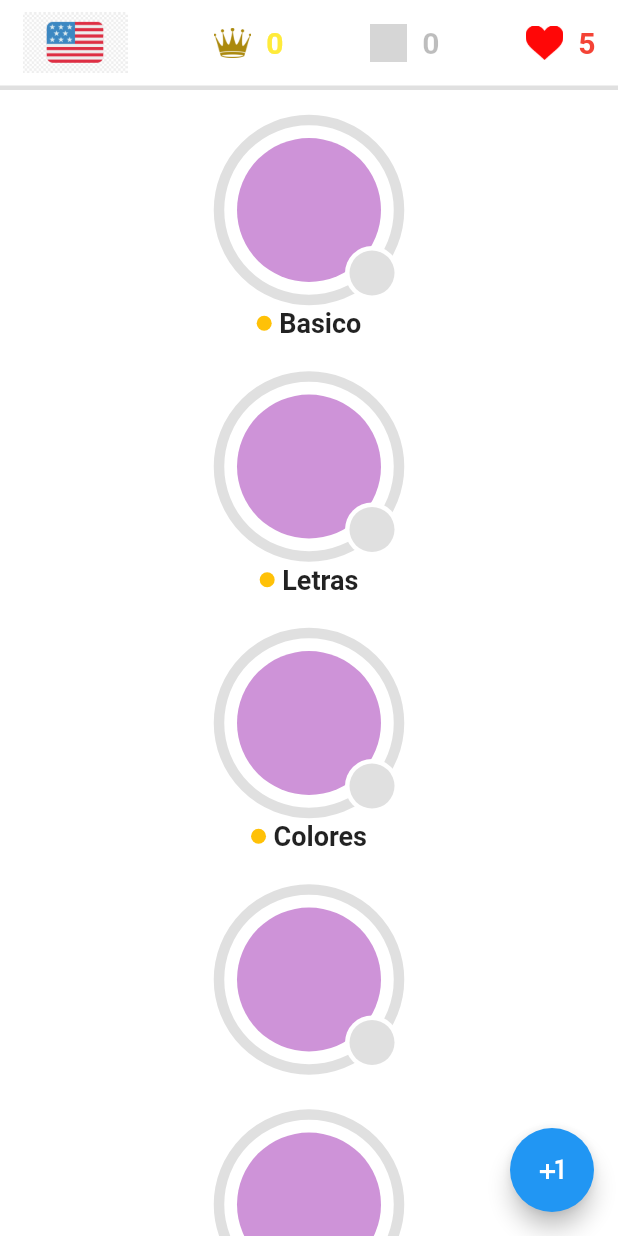
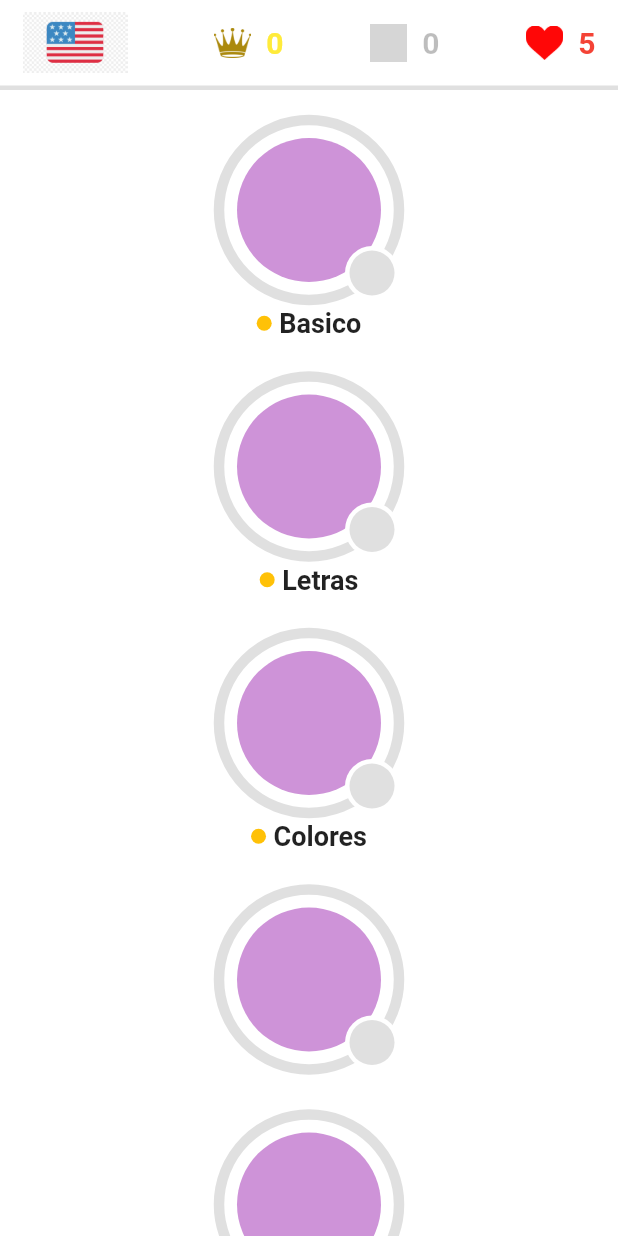
Before and after one commit to PACOdergod/duo2, a Flutter app: the HomePage screen opened by its route, on a phone screen of 412 x 824 dp. Run offline on Flutter 3.47's test engine with Material 2 defaults, Android fonts, the phone set to English and light mode, and no system bars; our stand-ins replace get; grey boxes are pictures that could not be loaded.

```diff
--- a/lib/src/pages/home_page.dart
+++ b/lib/src/pages/home_page.dart
@@ -23,13 +23,13 @@ class _HomePageState extends State<HomePage> {
 
     return Scaffold(
 
-      floatingActionButton: FloatingActionButton(
-        child: Icon(Icons.plus_one),
-        onPressed: () {
-          // advanceController.aumentarLessonsDone("basico");
-          // advanceController.coronasUser++;
-        },
-      ),
+      // floatingActionButton: FloatingActionButton(
+      //   child: Icon(Icons.plus_one),
+      //   onPressed: () {
+      //     advanceController.aumentarLessonsDone("basico");
+      //     advanceController.coronasUser++;
+      //   },
+      // ),
 
       body: Container(
         color: Colors.white,
```
